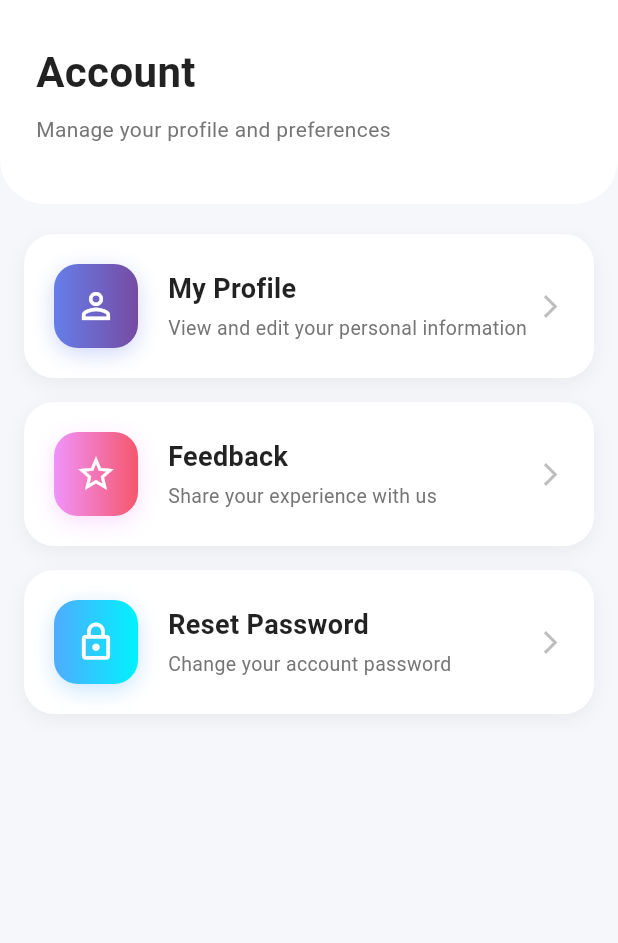
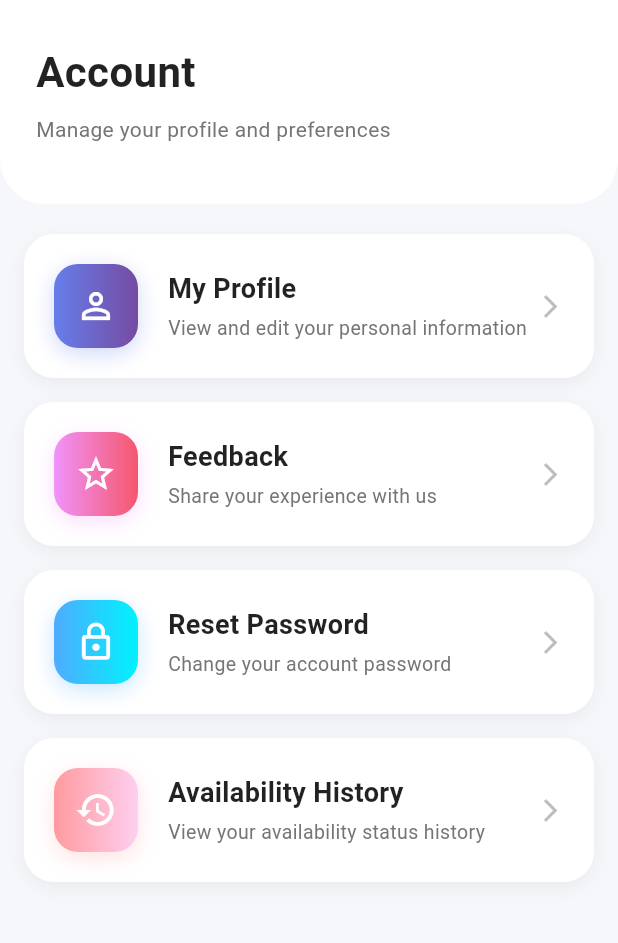
Before and after one commit to hellodeveloper7854/police-mitra, a Flutter app: the SettingsScreen screen opened by its route, on a phone screen of 412 x 824 dp, the part 72-1015 px from its top. Run offline on Flutter 3.47's test engine with Material 3 defaults, Android fonts, the phone set to English and light mode, and no system bars; our stand-ins replace go_router, share_plus, shared_preferences, supabase_flutter; missing offline and left inert: encrypt; accounts and stored records are empty.

Commit message:
avaialbilty history screen

```diff
--- a/lib/screens/settings_screen.dart
+++ b/lib/screens/settings_screen.dart
@@ -106,6 +106,17 @@ class SettingsScreen extends StatelessWidget {
                     ),
                     () => context.push('/settings-reset-password'),
                   ),
+                  const SizedBox(height: 16),
+                  _buildOptionCard(
+                    context,
+                    'Availability History',
+                    'View your availability status history',
+                    Icons.history,
+                    const LinearGradient(
+                      colors: [Color(0xFFff9a9e), Color(0xFFfecfef)],
+                    ),
+                    () => context.push('/availability-status'),
+                  ),
                 ],
               ),
             ),
```
Also changed, not shown: lib/screens/profile_screen.dart (+0 -10 lines).
